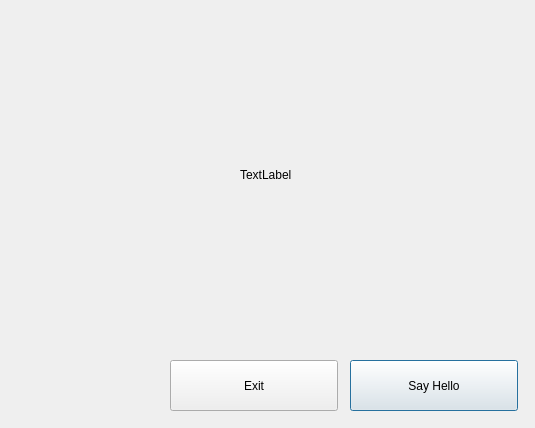
Old version of the form app/views/window1.ui in the repository KeiBois/TrafficDroneUI.
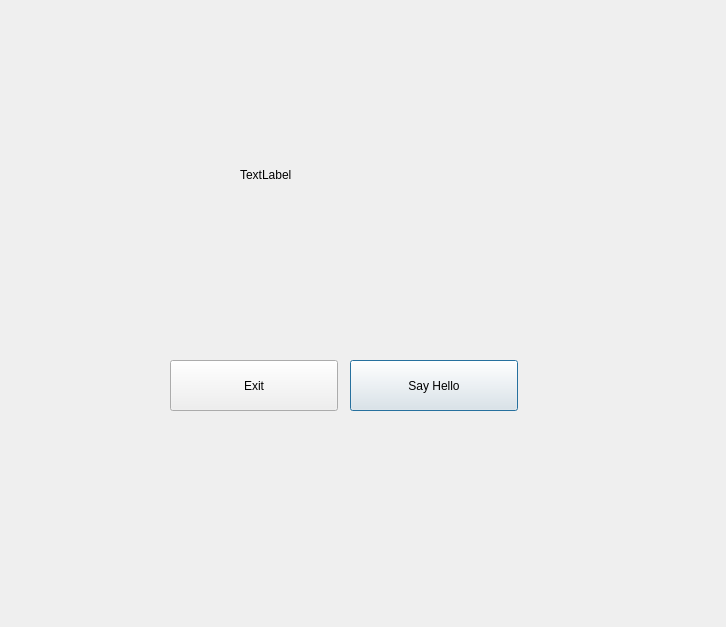
New version of the form.

Commit message: reorganized structure and added template for displaying a map in the window

Diff of the .ui file:
```diff
--- a/app/views/window1.ui
+++ b/app/views/window1.ui
@@ -6,8 +6,8 @@
    <rect>
     <x>0</x>
     <y>0</y>
-    <width>535</width>
-    <height>428</height>
+    <width>726</width>
+    <height>627</height>
    </rect>
   </property>
   <property name="windowTitle">
```
The commit also changes 6 other files.
